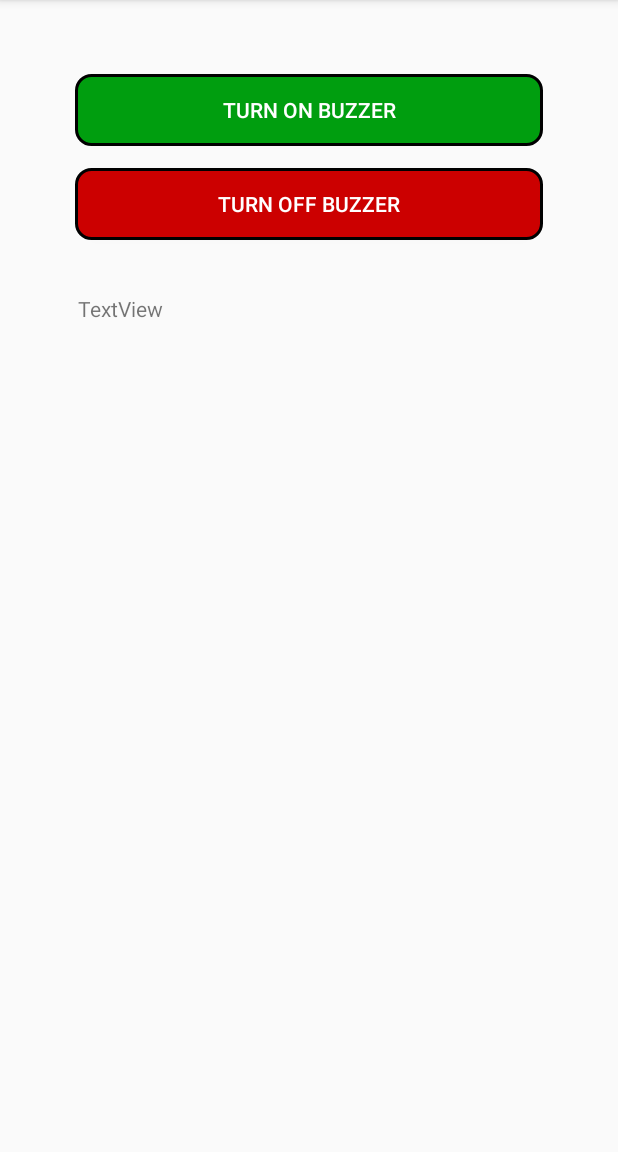
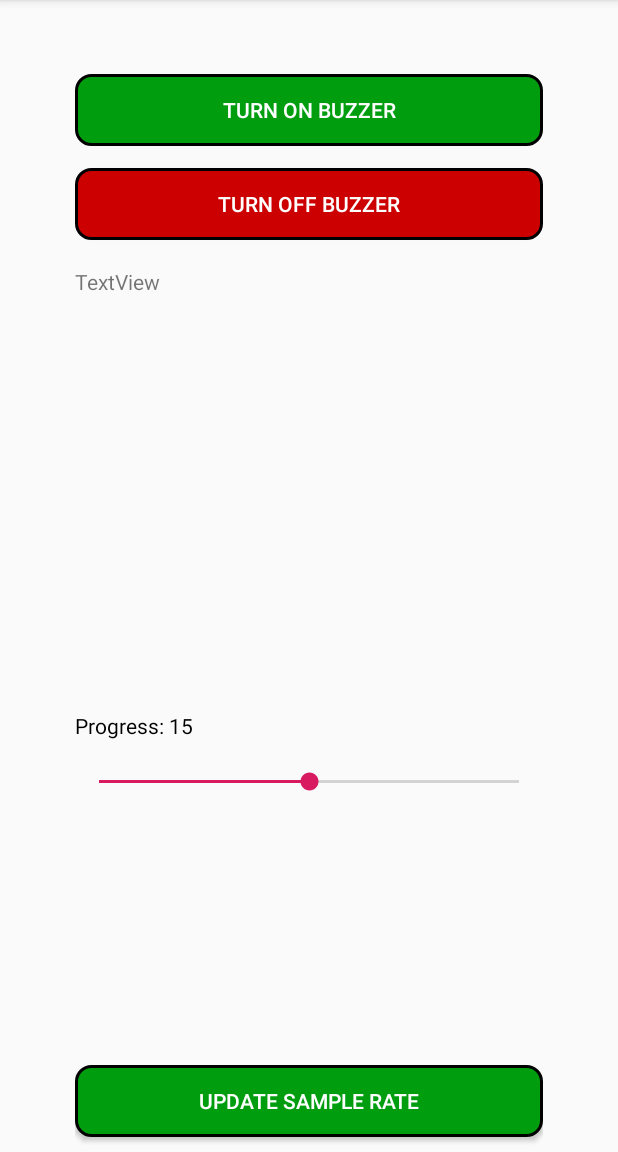
Before and after one commit to VladVasiljev/MyPiControl, an Android app: the buzzerControl screen opened directly, with no data from a screen before it, after a tap on "TURN ON BUZZER", on a phone screen of 412 x 824 dp, the part 84-1236 px from its top. Run offline under Robolectric (Android 15) with nearby library versions, the phone set to English and light mode, and no system bars; our stand-ins replace Volley; network calls fail.

Commit message:
sample rate change on android and python script done

```diff
--- a/app/src/main/java/com/example/mypicontrol/LEDControl.java
+++ b/app/src/main/java/com/example/mypicontrol/LEDControl.java
@@ -1,7 +1,7 @@
 package com.example.mypicontrol;
 
+import android.os.Bundle;
 import android.support.v7.app.AppCompatActivity;
-import android.os.Bundle;
 import android.view.View;
 import android.widget.Button;
 import android.widget.TextView;
--- a/app/src/main/java/com/example/mypicontrol/buzzerControl.java
+++ b/app/src/main/java/com/example/mypicontrol/buzzerControl.java
@@ -1,9 +1,10 @@
 package com.example.mypicontrol;
 
+import android.os.Bundle;
 import android.support.v7.app.AppCompatActivity;
-import android.os.Bundle;
 import android.view.View;
 import android.widget.Button;
+import android.widget.SeekBar;
 import android.widget.TextView;
 import android.widget.Toast;
 
@@ -19,6 +20,9 @@ public class buzzerControl extends AppCompatActivity implements View.OnClickList
     private RequestQueue mQueue;
     private TextView view;
     public static String getBuzzerStatusValue;
+    TextView tvProgressLabel;
+    int finalprogress;
+
     //Class that controls the buzzer simple on and off function
     @Override
     protected void onCreate(Bundle savedInstanceState) {
@@ -27,9 +31,20 @@ public class buzzerControl extends AppCompatActivity implements View.OnClickList
 
         Button offButton = findViewById(R.id.offButton);
         Button onButton = findViewById(R.id.onButton);
+        Button sampleRateButton = findViewById(R.id.updateSampleRate);
 
-        offButton.setOnClickListener(this);
-        onButton.setOnClickListener(this);
+        offButton.setOnClickListener(this);//listener for on button
+        onButton.setOnClickListener(this);//listener for off button
+        sampleRateButton.setOnClickListener(this);//listener for sample rate button
+
+        //Seekbar was implemented using this https://stackoverflow.com/questions/8629535/implementing-a-slider-seekbar-in-android
+        // set a change listener on the SeekBar
+        SeekBar seekBar = findViewById(R.id.seekBar);
+        seekBar.setOnSeekBarChangeListener(seekBarChangeListener);
+        int progress = seekBar.getProgress();
+        tvProgressLabel = findViewById(R.id.progressTxt);
+        tvProgressLabel.setText("Progress: " + progress);
+
 
         view = findViewById(R.id.textView);
 
@@ -37,14 +52,38 @@ public class buzzerControl extends AppCompatActivity implements View.OnClickList
                 .getRequestQueue();
 
     }
-    String LEDStatusValue = LEDControl.getLEDStatusValue;
+
+    //https://stackoverflow.com/questions/8629535/implementing-a-slider-seekbar-in-android
+    SeekBar.OnSeekBarChangeListener seekBarChangeListener = new SeekBar.OnSeekBarChangeListener() {
+
+        @Override
+        public void onProgressChanged(SeekBar seekBar, int progress, boolean fromUser) {
+            // updated continuously as the user slides the thumb
+            tvProgressLabel.setText("Progress: " + progress);
+            finalprogress = progress;
+        }
+
+        @Override
+        public void onStartTrackingTouch(SeekBar seekBar) {
+            // called when the user first touches the SeekBar
+        }
+
+        @Override
+        public void onStopTrackingTouch(SeekBar seekBar) {
+            // called after the user finishes moving the SeekBar
+        }
+    };
+
+
+    String LEDStatusValue = LEDControl.getLEDStatusValue;//Getting LEDStatus value from ledcontrol class
+
     @Override
     public void onClick(View view) {
 
         switch (view.getId()) {
 
             case R.id.offButton:
-                String url = "https://dweet.io/dweet/for/mypicontrolboard?BuzzerStatus=false&LEDStatus="+LEDStatusValue;
+                String url = "https://dweet.io/dweet/for/mypicontrolboard?BuzzerStatus=false&LEDStatus=" + LEDStatusValue + "&SampleRate=0";
                 CustomJSONRequest jsonRequest = new CustomJSONRequest(Request.Method.GET, url,
                         new JSONObject(), this, this);
                 //jsonRequest.setTag("test");
@@ -53,10 +92,19 @@ public class buzzerControl extends AppCompatActivity implements View.OnClickList
                 break;
 
             case R.id.onButton:
-                url = "https://dweet.io/dweet/for/mypicontrolboard?BuzzerStatus=true&LEDStatus="+LEDStatusValue;
+                url = "https://dweet.io/dweet/for/mypicontrolboard?BuzzerStatus=true&LEDStatus=" + LEDStatusValue + "&SampleRate=0";
                 jsonRequest = new CustomJSONRequest(Request.Method.GET, url,
                         new JSONObject(), this, this);
-               // jsonRequest.setTag("test");
+                // jsonRequest.setTag("test");
+                mQueue.add(jsonRequest);
+                getBuzzerStatusValue = "true";
+                break;
+
+                case R.id.updateSampleRate:
+                url = "https://dweet.io/dweet/for/mypicontrolboard?BuzzerStatus=true&LEDStatus=" + LEDStatusValue + "&SampleRate=" +finalprogress ;
+                jsonRequest = new CustomJSONRequest(Request.Method.GET, url,
+                        new JSONObject(), this, this);
+                // jsonRequest.setTag("test");
                 mQueue.add(jsonRequest);
                 getBuzzerStatusValue = "true";
                 break;
@@ -64,7 +112,6 @@ public class buzzerControl extends AppCompatActivity implements View.OnClickList
             default:
                 break;
         }
-
     }
 
     @Override
@@ -74,12 +121,9 @@ public class buzzerControl extends AppCompatActivity implements View.OnClickList
 
     @Override
     public void onResponse(Object response) {
-        Toast.makeText(getApplicationContext(),response.toString(), Toast.LENGTH_LONG).show();
+        Toast.makeText(getApplicationContext(), response.toString(), Toast.LENGTH_LONG).show();
         view.setText(response.toString());
     }
 
 
-
-
-
 }
--- a/app/src/main/res/layout/activity_buzzer_control.xml
+++ b/app/src/main/res/layout/activity_buzzer_control.xml
@@ -38,11 +38,44 @@
 
     <TextView
         android:id="@+id/textView"
-        android:layout_width="342dp"
-        android:layout_height="370dp"
+        android:layout_width="362dp"
+        android:layout_height="86dp"
         android:layout_alignParentStart="true"
         android:layout_alignParentTop="true"
-        android:layout_marginStart="2dp"
-        android:layout_marginTop="196dp"
+        android:layout_marginTop="178dp"
         android:text="TextView" />
+
+    <SeekBar
+        android:id="@+id/seekBar"
+        android:layout_width="332dp"
+        android:layout_height="40dp"
+        android:layout_alignParentStart="true"
+        android:layout_alignParentTop="true"
+        android:layout_marginStart="0dp"
+        android:layout_marginTop="501dp"
+        android:max="30"
+        android:progress="15" />
+
+    <Button
+        android:id="@+id/updateSampleRate"
+        android:layout_width="362dp"
+        android:layout_height="wrap_content"
+        android:layout_alignParentStart="true"
+        android:layout_alignParentBottom="true"
+        android:layout_marginStart="0dp"
+        android:layout_marginBottom="10dp"
+        android:background="@drawable/greenbutton"
+        android:text="Update Sample Rate"
+        android:textColor="@android:color/white" />
+
+    <TextView
+        android:id="@+id/progressTxt"
+        android:layout_width="361dp"
+        android:layout_height="wrap_content"
+        android:layout_alignParentStart="true"
+        android:layout_alignParentTop="true"
+        android:layout_marginStart="0dp"
+        android:layout_marginTop="474dp"
+        android:textColor="@android:color/black" />
+
 </RelativeLayout>
--- a/app/src/main/res/layout/activity_dweet_data.xml
+++ b/app/src/main/res/layout/activity_dweet_data.xml
@@ -4,7 +4,8 @@
     xmlns:tools="http://schemas.android.com/tools"
     android:layout_width="match_parent"
     android:layout_height="match_parent"
-    android:padding="16dp"
+    android:paddingLeft="50dp"
+    android:paddingRight="50dp"
     tools:context=".dweetData">
 
     <TextView
```
